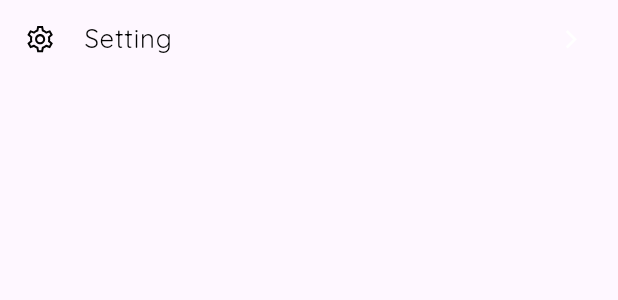
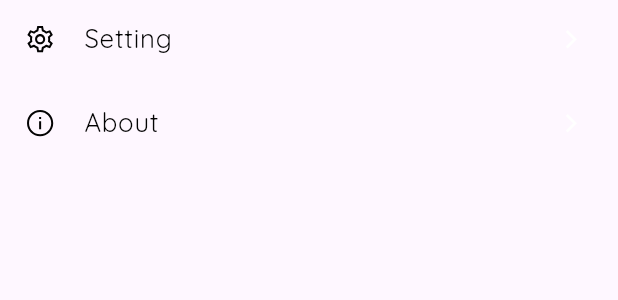
Before and after one commit to Ibtasam-98/noor-e-quran, a Flutter app: the CustomDrawer widget shown alone on an empty page, opened directly with empty values, on a phone screen of 412 x 824 dp. Shown: the part 448-748 px from the top of the screen. Run offline on Flutter 3.47's test engine with Material 3 defaults, Android fonts, the phone set to English and light mode, and no system bars; our stand-ins replace audioplayers, flutter_advanced_drawer, flutter_compass, flutter_html, flutter_screenutil, flutter_svg and 22 more; missing offline and left inert: flutter_pdfview, glowy_borders, hadith, image_editor_plus, islamic_hijri_calendar, quran and 1 more; accounts and stored records are empty.

Commit message:
about us screen added

```diff
--- a/lib/app/widgets/custom_drawer.dart
+++ b/lib/app/widgets/custom_drawer.dart
@@ -6,6 +6,7 @@
 import 'package:noor_e_quran/app/config/app_sizedbox.dart';
 import '../config/app_colors.dart';
 import '../modules/hadith/views/saved_hadith_screen.dart';
+import '../modules/home/views/about_us_screen.dart';
 import '../modules/home/views/app_setting_screen.dart';
 import '../modules/quran/views/quran_saved_ayat_bookmark_screen.dart';
 import 'custom_text.dart';
@@ -128,6 +129,24 @@
                       ),
                       trailing: Icon(Icons.arrow_forward_ios_outlined, size: 12.h),
                     ),
+                    ListTile(
+                      splashColor: AppColors.transparent,
+                      hoverColor: AppColors.transparent,
+                      onTap: () {
+                        Get.to(AboutUsScreen());
+                      },
+                      leading: Icon(LineIcons.infoCircle, size: 18.h, color: iconColor),
+                      title: CustomText(
+                        textColor: textColor,
+                        fontSize: 15.sp,
+                        title: "About",
+                        maxLines: 2,
+                        textOverflow: TextOverflow.ellipsis,
+                        textAlign: TextAlign.start,
+                        textStyle: GoogleFonts.quicksand(color: textColor),
+                      ),
+                      trailing: Icon(Icons.arrow_forward_ios_outlined, size: 12.h),
+                    ),
                   ],
                 ),
               ),
```
Also changed, not shown: lib/app/modules/home/views/about_us_screen.dart (added, +10 -0 lines).
